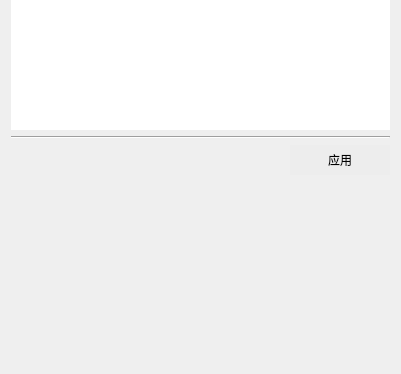
The window that src/FormMesh.ui (Aiopr-bits/MAVES) describes before a commit, drawn with Qt 5; both pictures show x 0 to 401 and y 201 to 575 of the 401 by 575 pixel window.
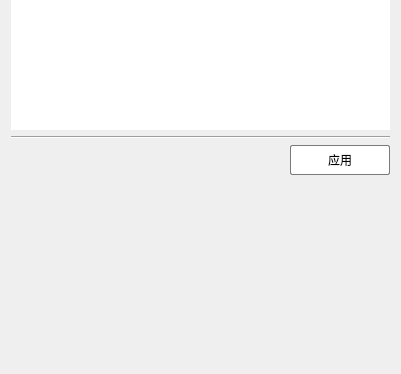
The same window after the commit.

```diff
--- a/src/FormMesh.ui
+++ b/src/FormMesh.ui
@@ -156,13 +156,19 @@
        </property>
        <property name="styleSheet">
         <string notr="true">QPushButton {
-    background-color: rgb(237, 237, 237);
-    border: none;
+    background-color: rgb(255, 255, 255); /* 背景色 */
+    border: 1px solid rgb(122, 122, 122); /* 边框色 */
+    border-radius: 2px; /* 圆润边框 */
 }
 
 QPushButton:hover {
-    background-color: rgb(204, 204, 204);
-}</string>
+    background-color: rgb(242, 242, 242); /* 鼠标悬浮背景色 */
+}
+
+QPushButton:pressed {
+    background-color: rgb(235, 235, 235); /* 鼠标点击背景色 */
+}
+</string>
        </property>
        <property name="text">
         <string>应用</string>
```
